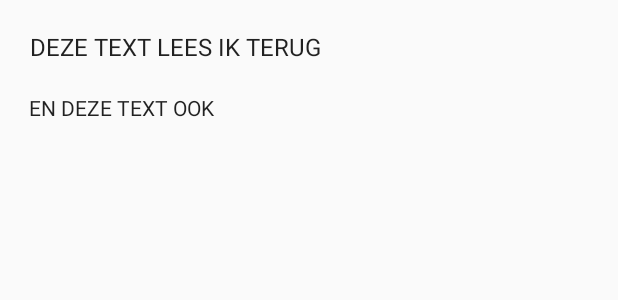
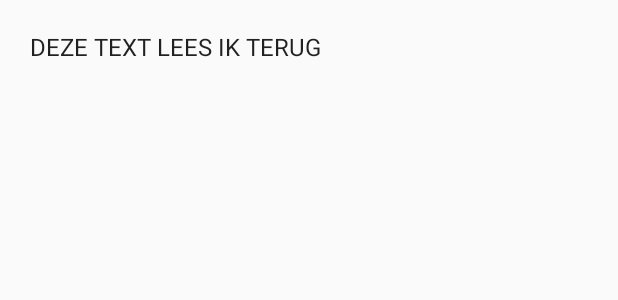
Before and after one commit to pepijnvanhengel/IMTPMD, an Android app: the layout view_content_row.xml on its own in the app's theme, with its tools: preview values and no code run, on a phone screen of 412 x 824 dp. Shown: the top 300 px of the screen. Run offline under Robolectric (Android 15) with nearby library versions, the phone set to English and light mode, and no system bars; network calls fail.

Commit message:
ListActivity, Alles werkend

```diff
--- a/Studiebarometer/app/src/main/java/fitdevelopment/studiebarometer/List/CourseListAdapter.java
+++ b/Studiebarometer/app/src/main/java/fitdevelopment/studiebarometer/List/CourseListAdapter.java
@@ -30,20 +30,17 @@ public class CourseListAdapter extends ArrayAdapter<Course> {
             LayoutInflater li = LayoutInflater.from(getContext());
             convertView = li.inflate(R.layout.view_content_row, parent, false);
             vh.name = (TextView) convertView.findViewById(R.id.subject_name);
-            vh.code = (TextView) convertView.findViewById(R.id.subject_code);
             convertView.setTag(vh);
         } else {
             vh = (ViewHolder) convertView.getTag();
         }
         Course cm = getItem(position);
         vh.name.setText(cm.name);
-        vh.code.setText(cm.ects);
         return convertView;
     }
 
     private static class ViewHolder {
         TextView name;
-        TextView code;
 
     }
 }
--- a/Studiebarometer/app/src/main/res/layout/view_content_row.xml
+++ b/Studiebarometer/app/src/main/res/layout/view_content_row.xml
@@ -16,15 +16,5 @@
         android:textAppearance="@style/TextAppearance.AppCompat.Subhead"
         />
 
-    <TextView
-        android:id="@+id/subject_code"
-        android:layout_width="wrap_content"
-        android:layout_height="wrap_content"
-        android:paddingLeft="16dp"
-        android:paddingRight="16dp"
-        android:paddingTop="20dp"
-        android:text=" EN DEZE TEXT OOK "
-        android:textAppearance="@style/TextAppearance.AppCompat.Body1"
-        />
 
 </LinearLayout>
--- a/Studiebarometer/app/src/main/res/values/strings.xml
+++ b/Studiebarometer/app/src/main/res/values/strings.xml
@@ -3,7 +3,7 @@
     <string name="naam">Naam</string>
     <string name="studentnummer">Studentnummer</string>
     <string name="action_gegevens">Mijn gegevens</string>
-    <string name="title_activity_vakken">Vakken</string>
+    <string name="title_activity_vakken">Course List</string>
     <string name="title_activity_resultaten">Resultaten</string>
     <string name="title_activity_gegevens">Mijn gegevens</string>
     <string name="title_course_list_activity"> Course List </string>
```
Also changed, not shown: Studiebarometer/app/src/main/java/fitdevelopment/studiebarometer/GSON/GsonRequest.java (+7 -0 lines), Studiebarometer/app/src/main/java/fitdevelopment/studiebarometer/List/VakkenActivity.java (+71 -11 lines).
